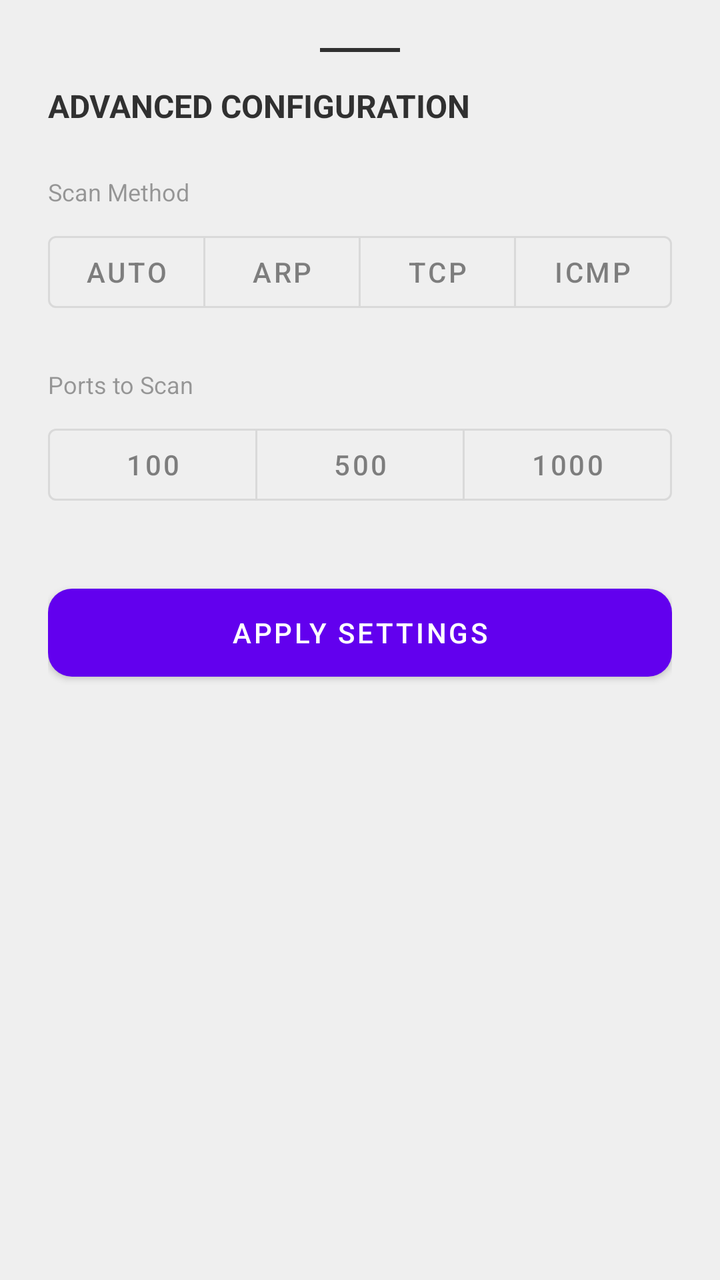
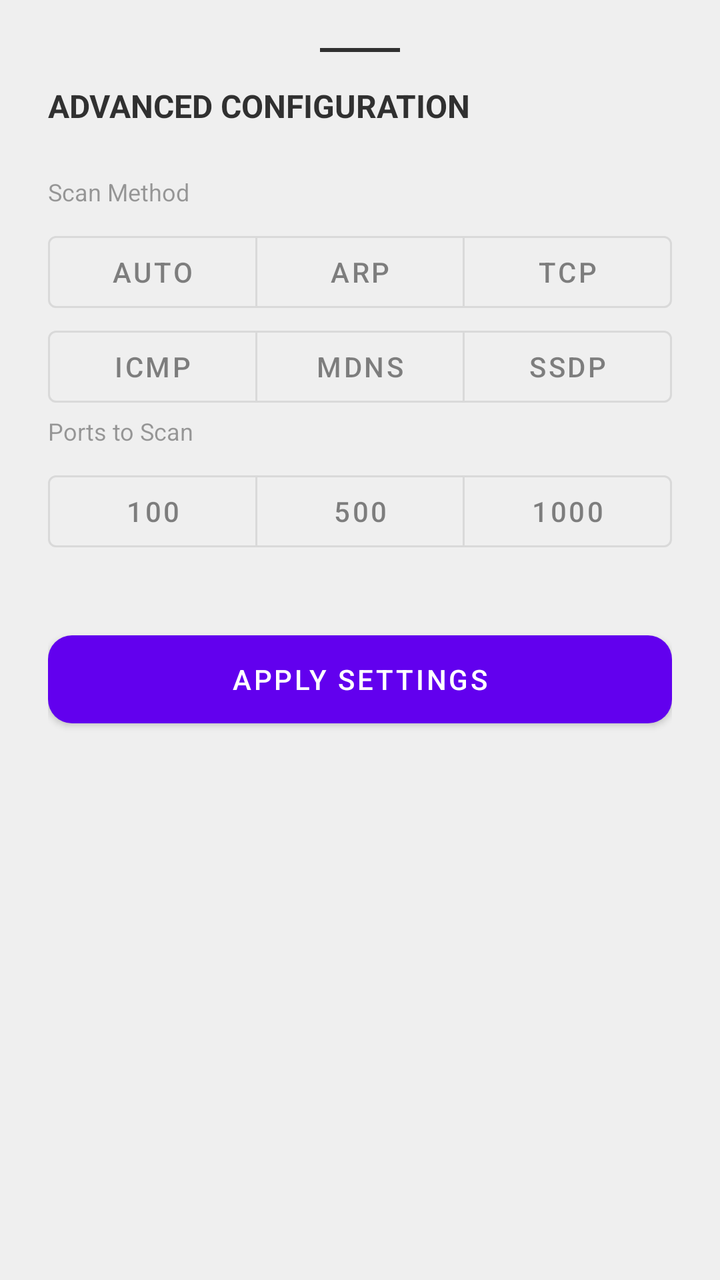

Two renders of the same Android screen: before a commit and after it. Below are the layout's source before the change and the commit's diff.
<!-- AndroidManifest.xml: application theme Theme.NetAnalyzer -->
<!-- res/layout/layout_advanced_settings.xml -->
<?xml version="1.0" encoding="utf-8"?>
<LinearLayout xmlns:android="http://schemas.android.com/apk/res/android"
    xmlns:app="http://schemas.android.com/apk/res-auto"
    android:layout_width="match_parent"
    android:layout_height="wrap_content"
    android:orientation="vertical"
    android:padding="24dp"
    android:background="@color/surface">

    <View
    android:layout_width="40dp"
    android:layout_height="2dp"
    android:layout_gravity="center_horizontal"
    android:layout_marginBottom="16dp"
    android:background="@color/on_surface" />

    <TextView
        android:layout_width="match_parent"
        android:layout_height="wrap_content"
        android:text="ADVANCED CONFIGURATION"
        android:textColor="@color/on_surface"
        android:textSize="16sp"
        android:textStyle="bold"
        android:layout_marginBottom="24dp" />

    <TextView
        android:layout_width="match_parent"
        android:layout_height="wrap_content"
        android:text="Scan Method"
        android:alpha="0.7"
        android:textSize="12sp"
        android:layout_marginBottom="8dp" />

    <com.google.android.material.button.MaterialButtonToggleGroup
        android:id="@+id/toggle_group_method"
        android:layout_width="match_parent"
        android:layout_height="wrap_content"
        app:singleSelection="false"
        app:selectionRequired="false"
        android:layout_marginBottom="24dp">

        <Button android:id="@+id/btn_method_auto" style="?attr/materialButtonOutlinedStyle" android:layout_height="wrap_content" android:layout_width="0dp" android:layout_weight="1" android:text="AUTO" />
        <Button android:id="@+id/btn_method_arp" style="?attr/materialButtonOutlinedStyle" android:layout_height="wrap_content" android:layout_width="0dp" android:layout_weight="1" android:text="ARP" />
        <Button android:id="@+id/btn_method_tcp" style="?attr/materialButtonOutlinedStyle" android:layout_height="wrap_content" android:layout_width="0dp" android:layout_weight="1" android:text="TCP" />
        <Button android:id="@+id/btn_method_icmp" style="?attr/materialButtonOutlinedStyle" android:layout_height="wrap_content" android:layout_width="0dp" android:layout_weight="1" android:text="ICMP" />
    </com.google.android.material.button.MaterialButtonToggleGroup>

    <TextView
        android:layout_width="match_parent"
        android:layout_height="wrap_content"
        android:text="Ports to Scan"
        android:alpha="0.7"
        android:textSize="12sp"
        android:layout_marginBottom="8dp" />

    <com.google.android.material.button.MaterialButtonToggleGroup
        android:id="@+id/toggle_group_ports"
        android:layout_width="match_parent"
        android:layout_height="wrap_content"
        app:singleSelection="true"
        app:selectionRequired="true"
        android:layout_marginBottom="32dp">

        <Button android:id="@+id/btn_ports_100" style="?attr/materialButtonOutlinedStyle" android:layout_height="wrap_content" android:layout_width="0dp" android:layout_weight="1" android:text="100" />
        <Button android:id="@+id/btn_ports_500" style="?attr/materialButtonOutlinedStyle" android:layout_height="wrap_content" android:layout_width="0dp" android:layout_weight="1" android:text="500" />
        <Button android:id="@+id/btn_ports_1000" style="?attr/materialButtonOutlinedStyle" android:layout_height="wrap_content" android:layout_width="0dp" android:layout_weight="1" android:text="1000" />
    </com.google.android.material.button.MaterialButtonToggleGroup>

    <Button
        android:id="@+id/btn_save_config"
        android:layout_width="match_parent"
        android:layout_height="56dp"
        android:text="APPLY SETTINGS"
        app:cornerRadius="12dp" />

</LinearLayout>
<!-- resources referenced by this layout -->
<resources>
  <color name="on_surface">#CC000000</color>
  <color name="surface">#EFEFEF</color>
  <style name="Theme.NetAnalyzer" parent="Theme.MaterialComponents.DayNight.NoActionBar">
          
          <item name="colorPrimary">@color/primary</item>
          <item name="colorPrimaryVariant">@color/primary_variant</item>
          <item name="colorOnPrimary">@color/on_primary</item>
  
          
          <item name="colorSecondary">@color/secondary</item>
          <item name="colorOnSecondary">@color/on_secondary</item>
  
          
          <item name="android:windowBackground">@color/background</item>
          <item name="colorOnBackground">@color/on_background</item>
  
          
          <item name="colorSurface">@color/surface</item>
          <item name="colorOnSurface">@color/on_surface</item>
  
          
          <item name="colorError">@color/error</item>
          <item name="colorOnError">@color/on_error</item>
  
          
          <item name="android:textColorPrimary">@color/on_primary</item>
          <item name="android:textColorSecondary">@color/on_secondary</item>
  
          <item name="colorControlNormal">?attr/colorOnSurface</item>
          <item name="colorControlActivated">@color/primary</item>
      </style>
  <color name="primary">#FF6200EE</color>
  <color name="primary_variant">#FF3700B3</color>
  <color name="on_primary">#FFFFFFFF</color>
  <color name="secondary">#FF03DAC5</color>
  <color name="on_secondary">#FF000000</color>
  <color name="background">#FFFFFFFF</color>
  <color name="on_background">#FF000000</color>
  <color name="error">#FFB00020</color>
  <color name="on_error">#FFFFFFFF</color>
</resources>

<!-- the commit's change to res/layout/layout_advanced_settings.xml (unified diff, before → after) -->
@@ -31,19 +31,34 @@
         android:textSize="12sp"
         android:layout_marginBottom="8dp" />
 
-    <com.google.android.material.button.MaterialButtonToggleGroup
-        android:id="@+id/toggle_group_method"
+    <LinearLayout
         android:layout_width="match_parent"
         android:layout_height="wrap_content"
-        app:singleSelection="false"
-        app:selectionRequired="false"
-        android:layout_marginBottom="24dp">
+        android:orientation="vertical">
 
-        <Button android:id="@+id/btn_method_auto" style="?attr/materialButtonOutlinedStyle" android:layout_height="wrap_content" android:layout_width="0dp" android:layout_weight="1" android:text="AUTO" />
-        <Button android:id="@+id/btn_method_arp" style="?attr/materialButtonOutlinedStyle" android:layout_height="wrap_content" android:layout_width="0dp" android:layout_weight="1" android:text="ARP" />
-        <Button android:id="@+id/btn_method_tcp" style="?attr/materialButtonOutlinedStyle" android:layout_height="wrap_content" android:layout_width="0dp" android:layout_weight="1" android:text="TCP" />
-        <Button android:id="@+id/btn_method_icmp" style="?attr/materialButtonOutlinedStyle" android:layout_height="wrap_content" android:layout_width="0dp" android:layout_weight="1" android:text="ICMP" />
-    </com.google.android.material.button.MaterialButtonToggleGroup>
+        <com.google.android.material.button.MaterialButtonToggleGroup
+            android:id="@+id/toggle_group_row1"
+            android:layout_width="match_parent"
+            android:layout_height="wrap_content"
+            app:singleSelection="false">
+
+            <Button android:id="@+id/btn_method_auto" style="?attr/materialButtonOutlinedStyle" android:layout_width="0dp" android:layout_weight="1" android:layout_height="wrap_content" android:text="AUTO" />
+            <Button android:id="@+id/btn_method_arp" style="?attr/materialButtonOutlinedStyle" android:layout_width="0dp" android:layout_weight="1" android:layout_height="wrap_content" android:text="ARP" />
+            <Button android:id="@+id/btn_method_tcp" style="?attr/materialButtonOutlinedStyle" android:layout_width="0dp" android:layout_weight="1" android:layout_height="wrap_content" android:text="TCP" />
+        </com.google.android.material.button.MaterialButtonToggleGroup>
+
+        <com.google.android.material.button.MaterialButtonToggleGroup
+            android:id="@+id/toggle_group_row2"
+            android:layout_width="match_parent"
+            android:layout_height="wrap_content"
+            android:layout_marginTop="-1dp"
+            app:singleSelection="false">
+            <Button android:id="@+id/btn_method_icmp" style="?attr/materialButtonOutlinedStyle" android:layout_width="0dp" android:layout_weight="1" android:layout_height="wrap_content" android:text="ICMP" />
+            <Button android:id="@+id/btn_method_mdns" style="?attr/materialButtonOutlinedStyle" android:layout_width="0dp" android:layout_weight="1" android:layout_height="wrap_content" android:text="mDNS" />
+            <Button android:id="@+id/btn_method_ssdp" style="?attr/materialButtonOutlinedStyle" android:layout_width="0dp" android:layout_weight="1" android:layout_height="wrap_content" android:text="SSDP" />
+        </com.google.android.material.button.MaterialButtonToggleGroup>
+
+    </LinearLayout>
 
     <TextView
         android:layout_width="match_parent"
